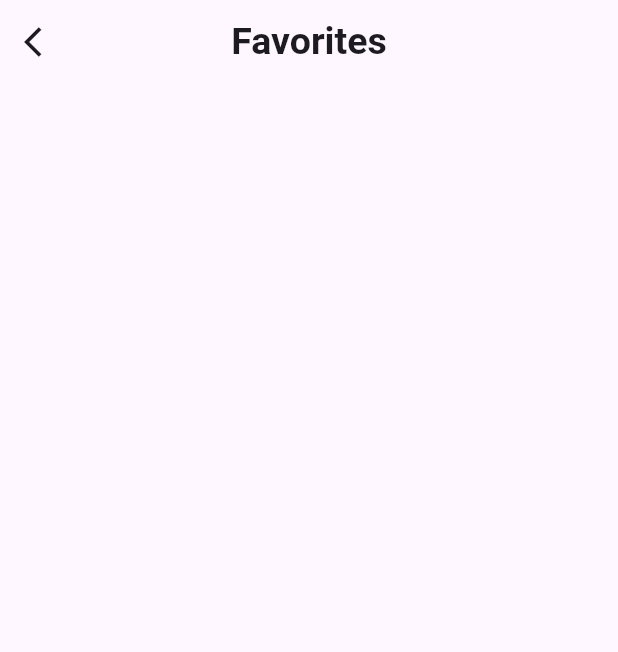
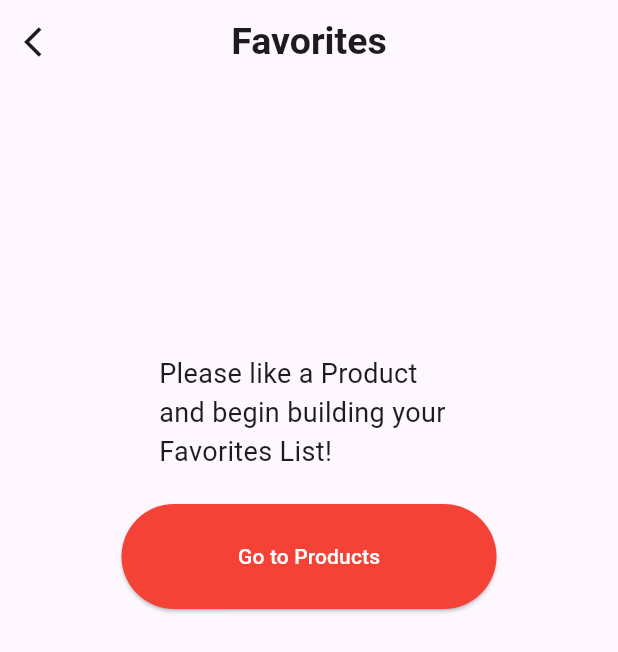
Before and after one commit to justinlu3939/denso-flutter-project, a Flutter app: the Favorites screen opened by its route, on a phone screen of 412 x 824 dp. Shown: the top 652 px of the screen. Run offline on Flutter 3.47's test engine with Material 3 defaults, Android fonts, the phone set to English and light mode, and no system bars; our stand-ins replace animated_splash_screen, cached_network_image, carousel_slider, cloud_firestore, dartz, firebase_auth and 9 more; accounts and stored records are empty; network calls fail.

Commit message:
Feature: Create a link to the products and services page if there are no favorties in the favorites.dart

```diff
--- a/lib/pages/favorites.dart
+++ b/lib/pages/favorites.dart
@@ -37,6 +37,42 @@ class _FavoritesState extends State<Favorites> {
             final index = products.indexOf(product);
             return box.get(index) != null;
           }).toList();
+          if(favoriteProducts.isEmpty) {
+            return Center(
+              child: Column(
+                children: [
+                  const SizedBox(height: 180,),
+                  const SizedBox(
+                    width: 200,
+                    height: 80,
+                    child: Text(
+                      'Please like a Product and begin building your Favorites List!',
+                      style: TextStyle(
+                        fontSize: 18
+                      ),
+                    ),
+                  ),
+                  const SizedBox(height: 20,),
+                  SizedBox(
+                    width: 250,
+                    height: 70,
+                    child: ElevatedButton(
+                      onPressed: () {
+                        Navigator.pushNamed(context, '/itemlist');
+                      },
+                      style: ElevatedButton.styleFrom(
+                          backgroundColor: Colors.red,
+                          side: BorderSide.none,
+                          shape: const StadiumBorder(),
+                        ),
+                      child: const Text('Go to Products', style: TextStyle(color: Colors.white),),
+                    ),
+                  ),
+                ],
+              ),
+            );
+          }
+          else {
             return ListView.builder(
               itemCount: favoriteProducts.length,
               itemBuilder: (context, index) {
@@ -79,6 +115,7 @@ class _FavoritesState extends State<Favorites> {
               }
             );
           }
+        }
       ),
     );
   }
```
Lines whose indentation alone changed are shown as unchanged.
